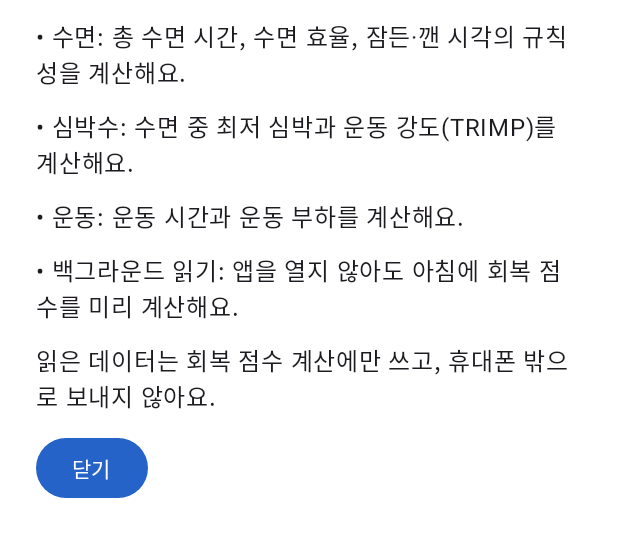
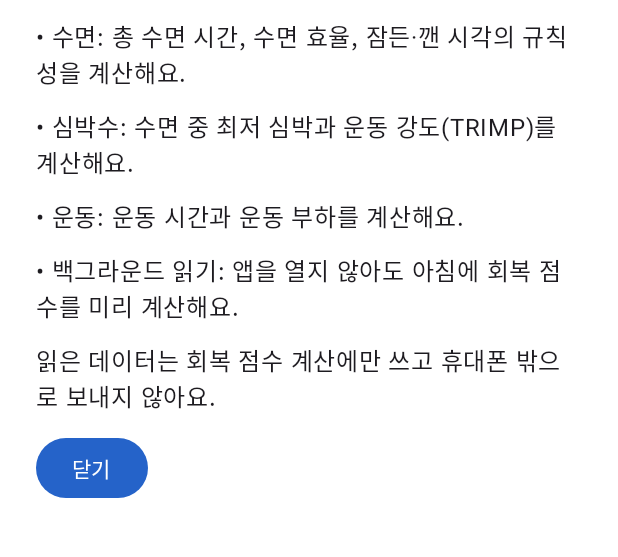
Before and after one commit to KYU-SW/Triple, an Android app built with Jetpack Compose: the PermissionsRationaleActivity screen opened directly, with no data from a screen before it, on a phone screen of 412 x 824 dp, the part 86-643 px from its top. Run offline under Robolectric (Android 15) with nearby library versions, the phone set to English and light mode, and no system bars.

Commit message:
권한 안내 문구: 연결어미 뒤 쉼표 삭제
"회계 점수 계산에만 쓰고, 휴대폰 밖으로" → "쓰고 휴대폰 밖으로" (11-20 앱 문구 점검, C-11).

Co-Authored-By: Claude Opus 5.5 <noreply@anthropic.com>

```diff
--- a/src/FCare/app/src/main/java/com/triple/fcare/hc/PermissionsRationaleActivity.kt
+++ b/src/FCare/app/src/main/java/com/triple/fcare/hc/PermissionsRationaleActivity.kt
@@ -36,7 +36,7 @@ class PermissionsRationaleActivity : ComponentActivity() {
                     Column(Modifier.padding(24.dp), verticalArrangement = Arrangement.spacedBy(12.dp)) {
                         Text("FCare 건강 데이터 사용 목적", style = MaterialTheme.typography.titleLarge)
                         PERMISSION_PURPOSES.forEach { (name, purpose) -> Text("• $name: $purpose") }
-                        Text("읽은 데이터는 회복 점수 계산에만 쓰고, 휴대폰 밖으로 보내지 않아요.")
+                        Text("읽은 데이터는 회복 점수 계산에만 쓰고 휴대폰 밖으로 보내지 않아요.")
                         Button(onClick = { finish() }) { Text("닫기") }
                     }
                 }
```
